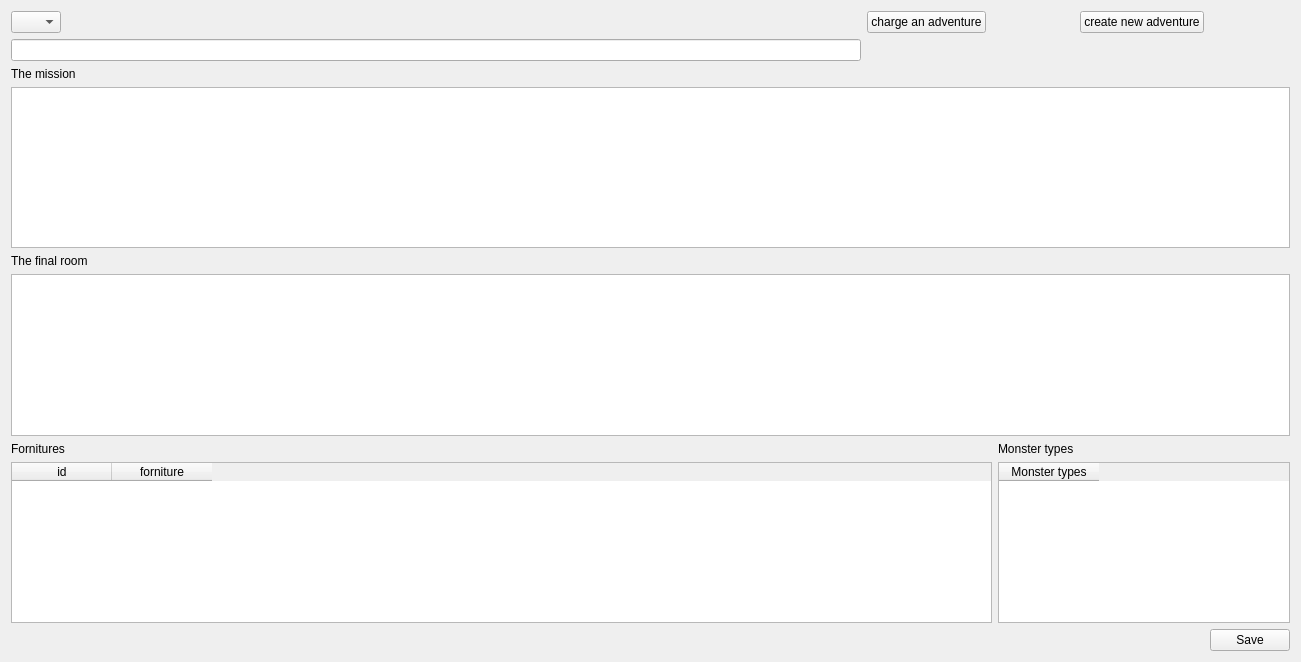
Above: adventures_panel_settings.ui from pyarchinit/heroquest_legends before the change. Below: the same form after it.
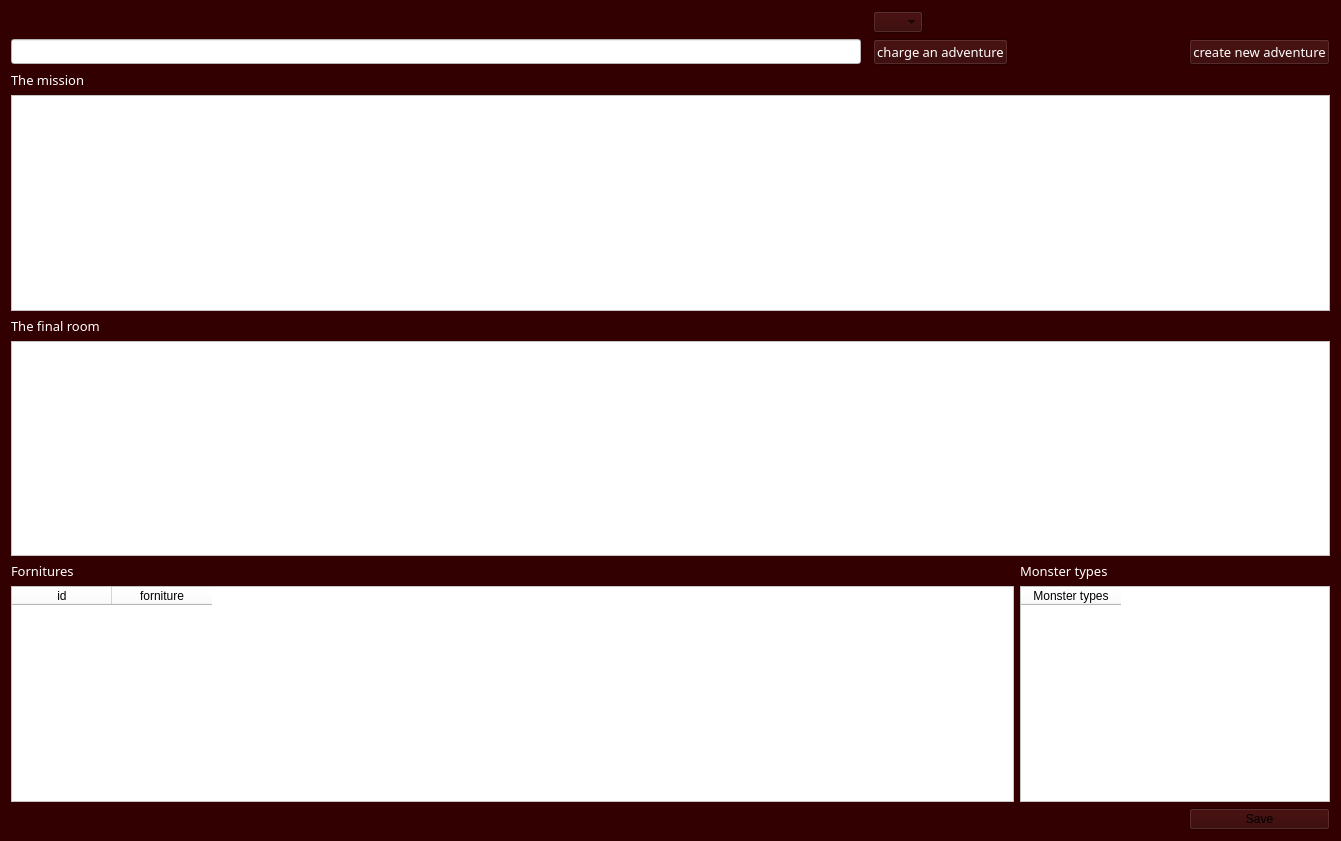
That is the form after the change.

Commit message: Settings Systems upgraded

What changed in the file:
```diff
--- a/adventures_panel_settings.ui
+++ b/adventures_panel_settings.ui
@@ -6,29 +6,64 @@
    <rect>
     <x>0</x>
     <y>0</y>
-    <width>1241</width>
-    <height>662</height>
+    <width>1341</width>
+    <height>841</height>
    </rect>
   </property>
   <property name="windowTitle">
    <string>Form</string>
   </property>
+  <property name="styleSheet">
+   <string notr="true">background-color: rgb(50, 0, 0);</string>
+  </property>
   <layout class="QGridLayout" name="gridLayout">
    <item row="2" column="0">
     <widget class="QLabel" name="label">
+     <property name="font">
+      <font>
+       <family>Viner Hand ITC</family>
+       <pointsize>10</pointsize>
+      </font>
+     </property>
+     <property name="styleSheet">
+      <string notr="true">color: rgb(255, 255, 255);</string>
+     </property>
      <property name="text">
       <string>The mission</string>
      </property>
     </widget>
    </item>
-   <item row="6" column="3">
-    <widget class="QLabel" name="label_4">
-     <property name="text">
-      <string>Monster types</string>
+   <item row="7" column="4" colspan="3">
+    <widget class="QTableWidget" name="tableWidget_monsters_type">
+     <property name="styleSheet">
+      <string notr="true">background-color: rgb(255, 255, 255);</string>
      </property>
+     <column>
+      <property name="text">
+       <string>Monster types</string>
+      </property>
+     </column>
     </widget>
    </item>
-   <item row="0" column="0">
+   <item row="1" column="0">
+    <widget class="QLineEdit" name="lineEdit_adventure_title">
+     <property name="minimumSize">
+      <size>
+       <width>850</width>
+       <height>0</height>
+      </size>
+     </property>
+     <property name="font">
+      <font>
+       <family>Viner Hand ITC</family>
+      </font>
+     </property>
+     <property name="styleSheet">
+      <string notr="true">background-color: rgb(255, 255, 255);</string>
+     </property>
+    </widget>
+   </item>
+   <item row="0" column="2">
     <widget class="QComboBox" name="comboBox_id">
      <property name="maximumSize">
       <size>
@@ -38,57 +73,153 @@
      </property>
     </widget>
    </item>
-   <item row="7" column="3" colspan="3">
-    <widget class="QTableWidget" name="tableWidget_monsters_type">
-     <column>
-      <property name="text">
-       <string>Monster types</string>
-      </property>
-     </column>
+   <item row="1" column="6">
+    <widget class="QPushButton" name="pushButton">
+     <property name="font">
+      <font>
+       <family>Viner Hand ITC</family>
+       <pointsize>10</pointsize>
+      </font>
+     </property>
+     <property name="styleSheet">
+      <string notr="true">color: rgb(255, 255, 255);</string>
+     </property>
+     <property name="text">
+      <string>create new adventure</string>
+     </property>
     </widget>
    </item>
-   <item row="8" column="0" colspan="5">
-    <spacer name="horizontalSpacer_2">
-     <property name="orientation">
-      <enum>Qt::Horizontal</enum>
+   <item row="1" column="2">
+    <widget class="QPushButton" name="pushButton_charge_adventure">
+     <property name="font">
+      <font>
+       <family>Viner Hand ITC</family>
+       <pointsize>10</pointsize>
+      </font>
      </property>
-     <property name="sizeHint" stdset="0">
-      <size>
-       <width>400</width>
-       <height>20</height>
-      </size>
+     <property name="styleSheet">
+      <string notr="true">color: rgb(255, 255, 255);</string>
      </property>
-    </spacer>
+     <property name="text">
+      <string>charge an adventure</string>
+     </property>
+    </widget>
+   </item>
+   <item row="6" column="4">
+    <widget class="QLabel" name="label_4">
+     <property name="font">
+      <font>
+       <family>Viner Hand ITC</family>
+       <pointsize>10</pointsize>
+      </font>
+     </property>
+     <property name="styleSheet">
+      <string notr="true">color: rgb(255, 255, 255);</string>
+     </property>
+     <property name="text">
+      <string>Monster types</string>
+     </property>
+    </widget>
    </item>
    <item row="4" column="0">
     <widget class="QLabel" name="label_2">
+     <property name="font">
+      <font>
+       <family>Viner Hand ITC</family>
+       <pointsize>10</pointsize>
+      </font>
+     </property>
+     <property name="styleSheet">
+      <string notr="true">color: rgb(255, 255, 255);</string>
+     </property>
      <property name="text">
       <string>The final room</string>
      </property>
     </widget>
    </item>
-   <item row="5" column="0" colspan="6">
-    <widget class="QTextEdit" name="textEdit_the_final_room"/>
+   <item row="1" column="4">
+    <spacer name="horizontalSpacer">
+     <property name="orientation">
+      <enum>Qt::Horizontal</enum>
+     </property>
+     <property name="sizeHint" stdset="0">
+      <size>
+       <width>100</width>
+       <height>20</height>
+      </size>
+     </property>
+    </spacer>
    </item>
-   <item row="3" column="0" colspan="6">
-    <widget class="QTextEdit" name="textEdit_lamissione"/>
+   <item row="8" column="0" colspan="6">
+    <spacer name="horizontalSpacer_2">
+     <property name="orientation">
+      <enum>Qt::Horizontal</enum>
+     </property>
+     <property name="sizeHint" stdset="0">
+      <size>
+       <width>400</width>
+       <height>20</height>
+      </size>
+     </property>
+    </spacer>
+   </item>
+   <item row="5" column="0" colspan="7">
+    <widget class="QTextEdit" name="textEdit_the_final_room">
+     <property name="font">
+      <font>
+       <family>Viner Hand ITC</family>
+      </font>
+     </property>
+     <property name="styleSheet">
+      <string notr="true">background-color: rgb(255, 255, 255);</string>
+     </property>
+    </widget>
+   </item>
+   <item row="8" column="6">
+    <widget class="QPushButton" name="pushButton_2">
+     <property name="text">
+      <string>Save</string>
+     </property>
+    </widget>
+   </item>
+   <item row="3" column="0" colspan="7">
+    <widget class="QTextEdit" name="textEdit_the_mission">
+     <property name="font">
+      <font>
+       <family>Viner Hand ITC</family>
+      </font>
+     </property>
+     <property name="styleSheet">
+      <string notr="true">background-color: rgb(255, 255, 255);</string>
+     </property>
+    </widget>
    </item>
    <item row="6" column="0">
     <widget class="QLabel" name="label_3">
+     <property name="font">
+      <font>
+       <family>Viner Hand ITC</family>
+       <pointsize>10</pointsize>
+      </font>
+     </property>
+     <property name="styleSheet">
+      <string notr="true">color: rgb(255, 255, 255);</string>
+     </property>
      <property name="text">
       <string>Fornitures</string>
      </property>
     </widget>
    </item>
-   <item row="8" column="5">
-    <widget class="QPushButton" name="pushButton_2">
-     <property name="text">
-      <string>Save</string>
-     </property>
-    </widget>
-   </item>
-   <item row="7" column="0" colspan="3">
+   <item row="7" column="0" colspan="4">
     <widget class="QTableWidget" name="tableWidget_fornitures">
+     <property name="font">
+      <font>
+       <family>Viner Hand ITC</family>
+      </font>
+     </property>
+     <property name="styleSheet">
+      <string notr="true">background-color: rgb(255, 255, 255);</string>
+     </property>
      <column>
       <property name="text">
        <string>id</string>
@@ -101,43 +232,6 @@
      </column>
     </widget>
    </item>
-   <item row="1" column="0">
-    <widget class="QLineEdit" name="lineEdit_adventure_title">
-     <property name="minimumSize">
-      <size>
-       <width>850</width>
-       <height>0</height>
-      </size>
-     </property>
-    </widget>
-   </item>
-   <item row="0" column="2" colspan="2">
-    <spacer name="horizontalSpacer">
-     <property name="orientation">
-      <enum>Qt::Horizontal</enum>
-     </property>
-     <property name="sizeHint" stdset="0">
-      <size>
-       <width>100</width>
-       <height>20</height>
-      </size>
-     </property>
-    </spacer>
-   </item>
-   <item row="0" column="4">
-    <widget class="QPushButton" name="pushButton">
-     <property name="text">
-      <string>create new adventure</string>
-     </property>
-    </widget>
-   </item>
-   <item row="0" column="1">
-    <widget class="QPushButton" name="pushButton_charge_adventure">
-     <property name="text">
-      <string>charge an adventure</string>
-     </property>
-    </widget>
-   </item>
   </layout>
  </widget>
  <resources/>
```
The commit also changes 8 other files.
